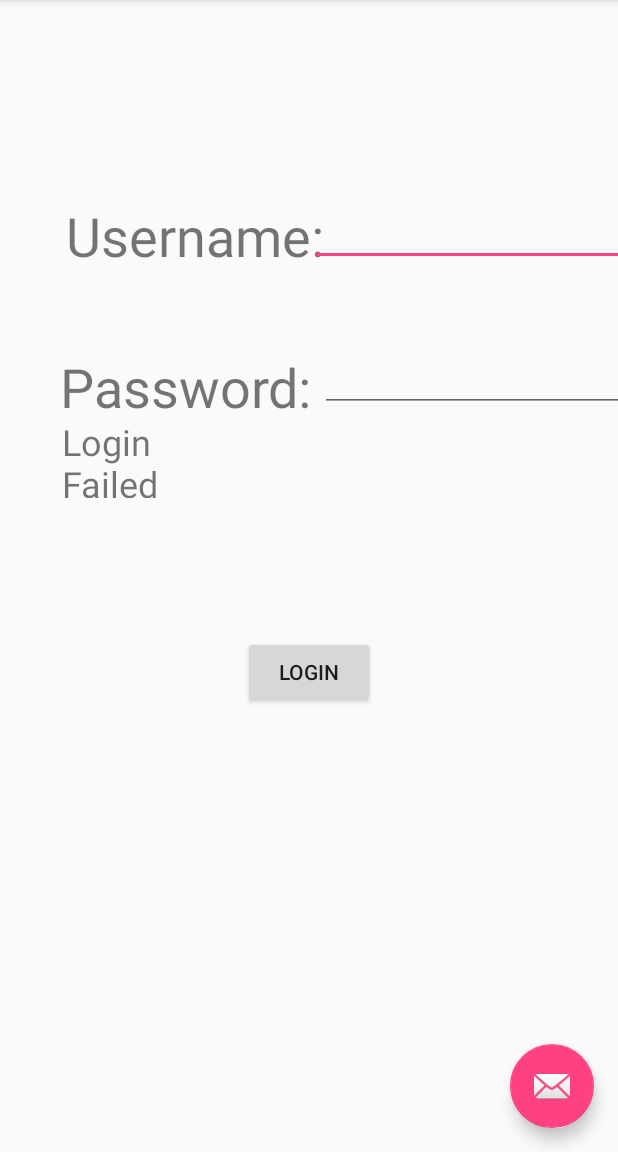
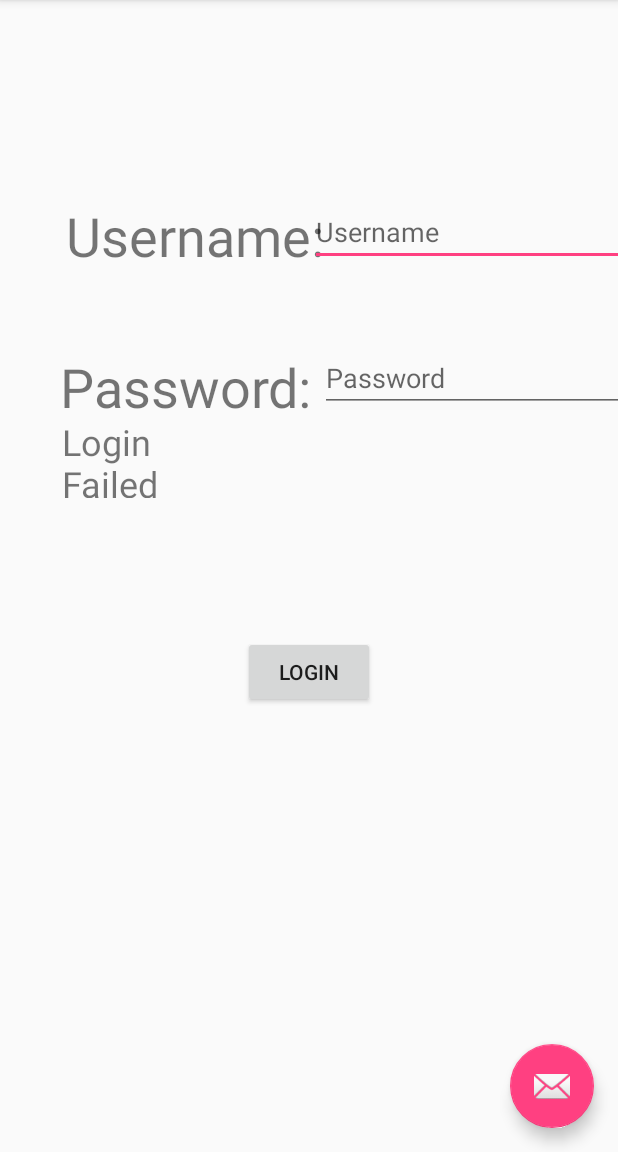
Before and after one commit to soraleous/CO5025_Week10, an Android app: the MainActivity screen opened directly, with no data from a screen before it, after a tap on "LOGIN", on a phone screen of 412 x 824 dp, the part 84-1236 px from its top. Run offline under Robolectric (Android 15) with nearby library versions, the phone set to English and light mode, and no system bars.

Commit message:
Added lecturer's example of using MediaPlayer for background music, along with several code changes

```diff
--- a/app/src/main/java/com/example/co5025/week10/MainActivity.java
+++ b/app/src/main/java/com/example/co5025/week10/MainActivity.java
@@ -1,6 +1,8 @@
 package com.example.co5025.week10;
 
 import android.content.Intent;
+import android.content.res.AssetFileDescriptor;
+import android.media.MediaPlayer;
 import android.os.Bundle;
 import android.support.design.widget.FloatingActionButton;
 import android.support.design.widget.Snackbar;
@@ -13,7 +15,10 @@ import android.widget.Button;
 import android.widget.EditText;
 import android.widget.TextView;
 
+import java.io.IOException;
+
 public class MainActivity extends AppCompatActivity implements View.OnClickListener {
+    //Variables
     EditText editUsername;
     EditText editPassword;
     Button butLogin;
@@ -35,12 +40,30 @@ public class MainActivity extends AppCompatActivity implements View.OnClickListe
                         .setAction("Action", null).show();
             }
         });
+
+        //MediaPlayer for background music I guess since its within onCreate
+        MediaPlayer player;
+        AssetFileDescriptor afd;
+        try {
+            afd = getAssets().openFd("anuda-day.mp3");
+            player = new MediaPlayer();
+            player.setDataSource(afd.getFileDescriptor(), afd.getStartOffset(), afd.getLength());
+            player.setLooping(false);
+            player.prepare();
+            player.start();
+        }catch (IOException e){
+            e.printStackTrace();
+        }
+
+        //onCreate Variables
         butLogin = (Button) findViewById(R.id.but_login);
         editUsername = (EditText) findViewById(R.id.edit_username);
         editPassword = (EditText) findViewById(R.id.edit_password);
         butLogin.setOnClickListener(this);
+        editUsername.setOnClickListener(this);
         errorMessage = (TextView) findViewById(R.id.error_message);
         if (getIntent().getBooleanExtra("EXIT", false)) finish();
+        //end of onCreate Variables
     }
 
     @Override
@@ -67,18 +90,22 @@ public class MainActivity extends AppCompatActivity implements View.OnClickListe
 
     @Override
     public void onClick(View view) {
-        if (checkPassword()){
         Intent i;
         switch (view.getId()){
             case R.id.but_login:
+                if (checkPassword()) {
                     i = new Intent(this, GameActivity.class);
                     startActivity(i);
                     break;
-            }
-        }else{
+                } else {
                     errorMessage.setText(R.string.error_message_text);
                     editPassword.setText("");
                     editUsername.setText("");
+                }
+            case R.id.edit_username:
+                if (editUsername.getText().toString().equals("Username")){
+                    editUsername.setText("");
+                }
             }
     }
 
--- a/app/src/main/res/layout/content_main.xml
+++ b/app/src/main/res/layout/content_main.xml
@@ -41,8 +41,8 @@
         android:layout_marginTop="132dp"
         android:layout_marginEnd="8dp"
         android:ems="10"
-        android:inputType="textPersonName"
-        android:text="@string/editusername_text"
+        android:inputType="textEmailAddress"
+        android:hint="Username"
         app:layout_constraintEnd_toEndOf="parent"
         app:layout_constraintHorizontal_bias="0.539"
         app:layout_constraintStart_toEndOf="@+id/username"
@@ -50,6 +50,7 @@
 
     <EditText
         android:id="@+id/edit_password"
+        android:hint="Password"
         android:layout_width="wrap_content"
         android:layout_height="wrap_content"
         android:layout_marginStart="8dp"
--- a/app/src/main/res/values/strings.xml
+++ b/app/src/main/res/values/strings.xml
@@ -3,7 +3,7 @@
     <string name="action_settings">Settings</string>
     <string name="username_text">Username:</string>
     <string name="password_text">Password:</string>
-    <string name="editusername_text">Name</string>
+    <string name="editusername_text">Username</string>
     <string name="login_button_text">LOGIN</string>
     <string name="title_activity_game">GameActivity</string>
     <string name="error_message_text">Login Failed</string>
--- a/build.gradle
+++ b/build.gradle
@@ -7,7 +7,7 @@ buildscript {
         jcenter()
     }
     dependencies {
-        classpath 'com.android.tools.build:gradle:3.1.4'
+        classpath 'com.android.tools.build:gradle:3.2.0'
 
 
         // NOTE: Do not place your application dependencies here; they belong
```
Also changed, not shown: gradle/wrapper/gradle-wrapper.properties, 1 other file. Lines whose indentation alone changed are shown as unchanged.
